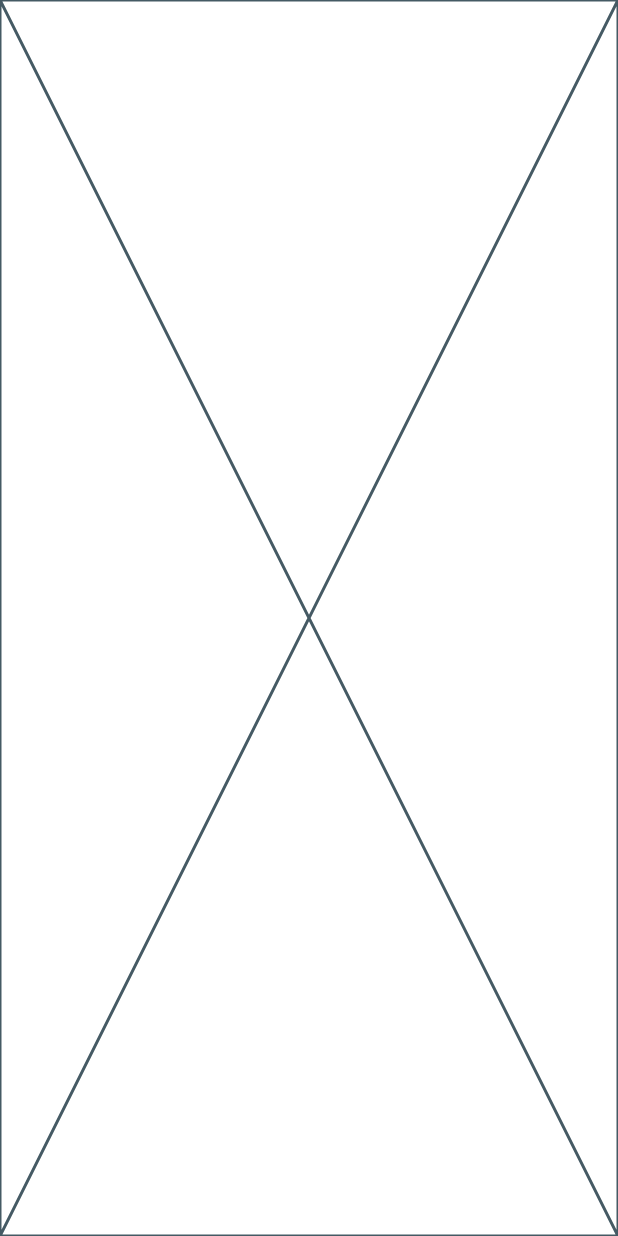
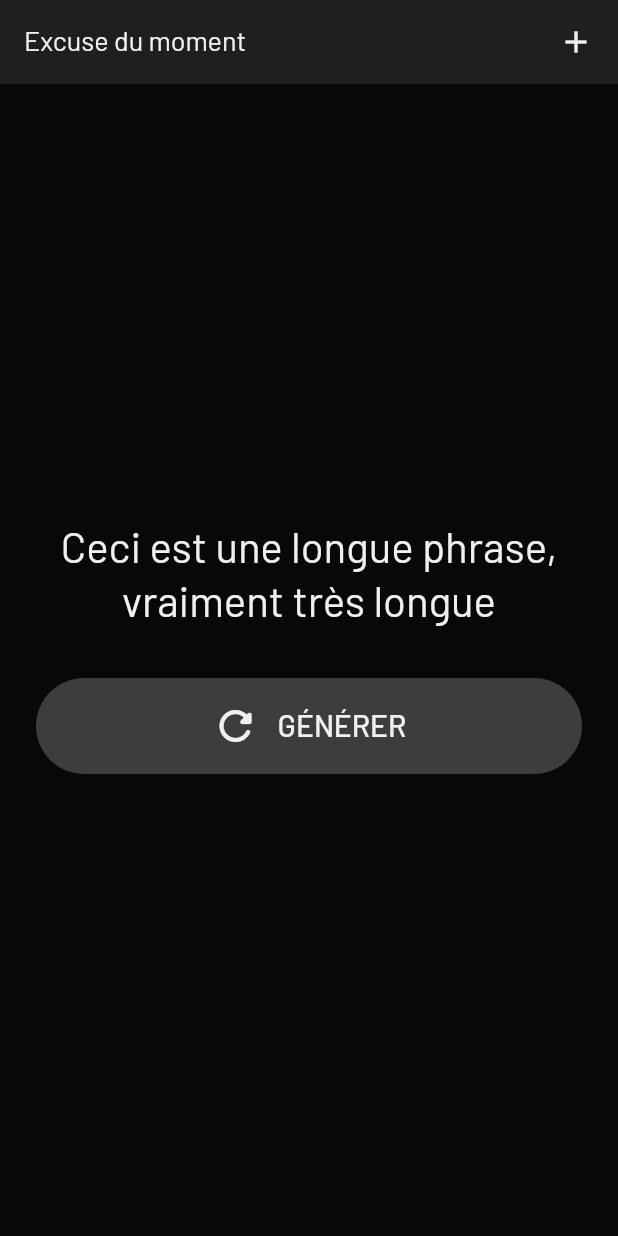
Before and after one commit to mregnauld/devexcuses, a Flutter app: the screen it shows after launch, on a phone screen of 412 x 824 dp. Run offline on Flutter 3.47's test engine with Material 2 defaults, Android fonts, the phone set to English and light mode, and no system bars; our stand-ins replace go_router; generated files the repository leaves out were written again.

Commit message:
Design des interfaces

```diff
--- /dev/null
+++ b/lib/core/design/theme/colors_data.dart
@@ -0,0 +1,16 @@
+import 'package:flutter/material.dart';
+
+class ColorsData
+{
+
+  static const background = Color(0xFF080808);
+  static const highlight = Color(0xFF1F1F1F);
+  static const buttonBackground = Color(0xFF3D3D3D);
+  static const inputBackground = Color(0xFF1F1F1F);
+  static const mainText = Color(0xFFF0F0F0);
+  static const mainIcon = Color(0xFFF0F0F0);
+  static const splash = Color(0x1AF0F0F0);
+  static const hintText = Color(0xFF707070);
+  static const textCursor = Color(0xFFA0A0A0);
+
+}
--- /dev/null
+++ b/lib/core/design/theme/dimensions_data.dart
@@ -0,0 +1,27 @@
+
+class DimensionsData
+{
+
+  // Page :
+  static const double pageHorizontalPadding = 24;
+  static const double pageTopPadding = 16;
+  static const double pageBottomPadding = 32;
+  static const double itemsGap = 16;
+  static const double validationGap = 32;
+
+  // Fonts :
+  static const double defaultFontSize = 18;
+
+  // Boutons :
+  static const double buttonCornerRadius = 32;
+  static const double buttonHorizontalPadding = 24;
+  static const double buttonVerticalPadding = 16;
+  static const double buttonTextSize = 20;
+
+  // Saisies :
+  static const double inputCornerRadius = 32;
+
+  // Icônes :
+  static const double defaultIconSize = 32;
+
+}
--- /dev/null
+++ b/lib/core/design/theme/typo_data.dart
@@ -0,0 +1,20 @@
+import 'package:flutter/material.dart';
+
+class TypoData
+{
+
+  static const _baseFamily = "Base";
+  static const _baseRegular = FontWeight.normal;
+  static const _baseMedium = FontWeight.w500;
+
+  static const normal = TextStyle(
+      fontFamily: _baseFamily,
+      fontWeight: _baseRegular,
+      height: 1.3);
+
+  static const button = TextStyle(
+      fontFamily: _baseFamily,
+      fontWeight: _baseMedium,
+      height: 1.3);
+
+}
--- /dev/null
+++ b/lib/core/design/widgets/appbar/appbar_basic.dart
@@ -0,0 +1,47 @@
+import 'package:devexcuses/core/design/theme/colors_data.dart';
+import 'package:devexcuses/core/design/widgets/buttons/appbar_button.dart';
+import 'package:devexcuses/core/design/widgets/icons/back_icon.dart';
+import 'package:devexcuses/core/design/widgets/text/styled_text.dart';
+import 'package:flutter/material.dart';
+import 'package:flutter/services.dart';
+import 'package:go_router/go_router.dart';
+
+class AppBarBasic extends AppBar
+{
+
+  AppBarBasic({
+    Key? key,
+    required BuildContext context,
+    String? label,
+    bool displayBack = false,
+    List<Widget>? actions,
+  }) : super(
+    key: key,
+    systemOverlayStyle: const SystemUiOverlayStyle(
+      statusBarColor: Colors.transparent,
+      statusBarIconBrightness: Brightness.light,
+      statusBarBrightness: Brightness.dark,
+    ),
+    backgroundColor: ColorsData.highlight,
+    foregroundColor: ColorsData.mainText,
+    elevation: 0,
+    leading: displayBack
+      ? AppBarButton.defaut(
+        icone: BackIcon.appbar(context: context),
+        onTap: () => context.pop(),
+      )
+      : null,
+    automaticallyImplyLeading: displayBack,
+    actions: actions,
+    title: GestureDetector(
+      onTapUp: (TapUpDetails tapUpDetails) {
+        if (displayBack)
+        {
+          context.pop();
+        }
+      },
+      child: StyledText(label ?? ""),
+    ),
+  );
+
+}
--- /dev/null
+++ b/lib/core/design/widgets/buttons/appbar_button.dart
@@ -0,0 +1,50 @@
+import 'package:devexcuses/core/design/theme/colors_data.dart';
+import 'package:flutter/material.dart';
+
+class AppBarButton extends StatelessWidget
+{
+
+  final Widget icone;
+  final Function() onTap;
+  final BuildContext? context;
+
+
+  const AppBarButton._internal({
+    Key? key,
+    required this.icone,
+    required this.onTap,
+    this.context,
+  }) : super(key: key);
+
+  factory AppBarButton.defaut({
+    Key? key,
+    required Widget icone,
+    required Function() onTap,
+    BuildContext? context})
+  {
+    return AppBarButton._internal(
+      key: key,
+      icone: icone,
+      onTap: onTap,
+      context: context,
+    );
+  }
+
+  @override
+  Widget build(BuildContext context) {
+    return SizedBox(
+      width: kToolbarHeight,
+      height: kToolbarHeight,
+      child: Material(
+        type: MaterialType.transparency,
+        child: InkWell(
+          borderRadius: BorderRadius.circular(kToolbarHeight / 2),
+          highlightColor: ColorsData.splash,
+          splashColor: ColorsData.splash,
+          onTap: onTap,
+          child: Center(child: icone),
+        ),
+      ),
+    );
+  }
+}
--- /dev/null
+++ b/lib/core/design/widgets/buttons/icon_text_button.dart
@@ -0,0 +1,84 @@
+import 'package:devexcuses/core/design/theme/colors_data.dart';
+import 'package:devexcuses/core/design/theme/dimensions_data.dart';
+import 'package:devexcuses/core/design/theme/typo_data.dart';
+import 'package:devexcuses/core/design/widgets/text/styled_text.dart';
+import 'package:flutter/material.dart';
+
+class IconTextButton extends StatelessWidget
+{
+
+  final Widget icon;
+  final String label;
+  final Function() onTap;
+  final Color backgroundColor;
+  final Color labelColor;
+  final double cornerRadius;
+
+
+  const IconTextButton._internal({
+    Key? key,
+    required this.icon,
+    required this.label,
+    required this.onTap,
+    required this.backgroundColor,
+    required this.labelColor,
+    required this.cornerRadius,
+  }) : super(key: key);
+
+  factory IconTextButton.defaut({
+    Key? key,
+    required Widget icon,
+    required String label,
+    required BuildContext context,
+    required Function() onTap})
+  {
+    return IconTextButton._internal(
+      key: key,
+      icon: icon,
+      label: label,
+      onTap: onTap,
+      backgroundColor: ColorsData.buttonBackground,
+      labelColor: ColorsData.mainText,
+      cornerRadius: DimensionsData.buttonCornerRadius,
+    );
+  }
+
+  @override
+  Widget build(BuildContext context)
+  {
+    return Material(
+      borderRadius: BorderRadius.circular(cornerRadius),
+      color: backgroundColor,
+      child: InkWell(
+        borderRadius: BorderRadius.circular(cornerRadius),
+        onTap: onTap,
+        highlightColor: ColorsData.splash,
+        splashColor: ColorsData.splash,
+        child: Padding(
+          padding: const EdgeInsets.symmetric(
+            horizontal: DimensionsData.buttonHorizontalPadding,
+            vertical: DimensionsData.buttonVerticalPadding,
+          ),
+          child: Row(
+            mainAxisSize: MainAxisSize.max,
+            mainAxisAlignment: MainAxisAlignment.center,
+            crossAxisAlignment: CrossAxisAlignment.center,
+            children: [
+              icon,
+              const SizedBox(width: 12),
+              Flexible(
+                child: StyledText(
+                  label,
+                  color: labelColor,
+                  typo: TypoData.button,
+                  fontSize: DimensionsData.buttonTextSize,
+                ),
+              ),
+            ],
+          ),
+        ),
+      ),
+    );
+  }
+
+}
--- /dev/null
+++ b/lib/core/design/widgets/icons/plus_icon.dart
@@ -0,0 +1,52 @@
+import 'package:devexcuses/core/design/theme/colors_data.dart';
+import 'package:devexcuses/core/design/theme/dimensions_data.dart';
+import 'package:flutter/material.dart';
+
+class PlusIcon extends StatelessWidget
+{
+
+  final Color color;
+  final double? size;
+
+
+  const PlusIcon._internal({
+    super.key,
+    required this.color,
+    required this.size,
+  }) ;
+
+  factory PlusIcon.appbar({
+    Key? key,
+    required BuildContext context,
+  })
+  {
+    return PlusIcon._internal(
+      key: key,
+      color: ColorsData.mainIcon,
+      size: null,
+    );
+  }
+
+  factory PlusIcon.button({
+    Key? key,
+    required BuildContext context,
+  })
+  {
+    return PlusIcon._internal(
+      key: key,
+      color: ColorsData.mainIcon,
+      size: DimensionsData.defaultIconSize,
+    );
+  }
+
+  @override
+  Widget build(BuildContext context)
+  {
+    return Icon(
+      Icons.add,
+      color: color,
+      size: size,
+    );
+  }
+
+}
--- /dev/null
+++ b/lib/core/design/widgets/icons/refresh_icon.dart
@@ -0,0 +1,40 @@
+import 'package:devexcuses/core/design/theme/colors_data.dart';
+import 'package:devexcuses/core/design/theme/dimensions_data.dart';
+import 'package:flutter/material.dart';
+
+class RefreshIcon extends StatelessWidget
+{
+
+  final Color color;
+  final double? size;
+
+
+  const RefreshIcon._internal({
+    super.key,
+    required this.color,
+    required this.size,
+  }) ;
+
+  factory RefreshIcon.button({
+    Key? key,
+    required BuildContext context,
+  })
+  {
+    return RefreshIcon._internal(
+      key: key,
+      color: ColorsData.mainIcon,
+      size: DimensionsData.defaultIconSize,
+    );
+  }
+
+  @override
+  Widget build(BuildContext context)
+  {
+    return Icon(
+      Icons.refresh_rounded,
+      color: color,
+      size: size,
+    );
+  }
+
+}
--- /dev/null
+++ b/lib/core/design/widgets/text/styled_text.dart
@@ -0,0 +1,44 @@
+import 'package:devexcuses/core/design/theme/colors_data.dart';
+import 'package:devexcuses/core/design/theme/dimensions_data.dart';
+import 'package:devexcuses/core/design/theme/typo_data.dart';
+import 'package:flutter/material.dart';
+
+class StyledText extends StatelessWidget
+{
+
+  final String text;
+  final TextAlign textAlign;
+  final TextStyle? typo;
+  final Color? color;
+  final double? fontSize;
+  final int? maxLines;
+
+
+  const StyledText( this.text, {
+    super.key,
+    this.textAlign = TextAlign.start,
+    this.typo,
+    this.color,
+    this.fontSize,
+    this.maxLines,
+  });
+
+  @override
+  Widget build(BuildContext context)
+  {
+    final fontSize = this.fontSize ?? DimensionsData.defaultFontSize;
+    return Transform.translate(
+      offset: Offset(0, - 0.2 - fontSize * 0.08),
+      child: Text(
+        text,
+        textAlign: textAlign,
+        maxLines: maxLines,
+        style: (typo ?? TypoData.normal).copyWith(
+          color: color ?? ColorsData.mainText,
+          fontSize: fontSize,
+        ),
+      ),
+    );
+  }
+
+}
--- a/lib/core/translations/app_fr.arb
+++ b/lib/core/translations/app_fr.arb
@@ -1,5 +1,13 @@
 {
 
-  "app": "Dev Excuses"
+  "app": "Dev Excuses",
+
+  "random_title": "Excuse du moment",
+  "random_generate": "GÉNÉRER",
+
+  "add_excuse_title": "Ajouter une excuse",
+  "add_excuse_message": "Saisissez votre nouvelle excuse\u00A0:",
+  "add_excuse_hint": "Votre excuse",
+  "add_excuse_submit": "AJOUTER"
 
 }
--- a/lib/features/random/presentation/pages/random_page.dart
+++ b/lib/features/random/presentation/pages/random_page.dart
@@ -1,4 +1,16 @@
+import 'package:devexcuses/core/design/theme/colors_data.dart';
+import 'package:devexcuses/core/design/theme/dimensions_data.dart';
+import 'package:devexcuses/core/design/theme/typo_data.dart';
+import 'package:devexcuses/core/design/widgets/appbar/appbar_basic.dart';
+import 'package:devexcuses/core/design/widgets/buttons/appbar_button.dart';
+import 'package:devexcuses/core/design/widgets/buttons/icon_text_button.dart';
+import 'package:devexcuses/core/design/widgets/icons/plus_icon.dart';
+import 'package:devexcuses/core/design/widgets/icons/refresh_icon.dart';
+import 'package:devexcuses/core/design/widgets/text/styled_text.dart';
+import 'package:devexcuses/core/routes/app_router.dart';
+import 'package:devexcuses/core/translations/l10n.dart';
 import 'package:flutter/material.dart';
+import 'package:go_router/go_router.dart';
 
 class RandomPage extends StatelessWidget
 {
@@ -8,7 +20,52 @@ class RandomPage extends StatelessWidget
   @override
   Widget build(BuildContext context)
   {
-    return const Placeholder();
+    return Scaffold(
+      backgroundColor: ColorsData.background,
+      appBar: AppBarBasic(
+        context: context,
+        label: L10n.get(context).random_title,
+        actions: [
+          AppBarButton.defaut(
+            icone: PlusIcon.appbar(context: context),
+            onTap: () => context.pushNamed(AppRouter.addExcusePage),
+          ),
+        ],
+      ),
+      body: Padding(
+        padding: const EdgeInsets.fromLTRB(
+          DimensionsData.pageHorizontalPadding,
+          DimensionsData.pageTopPadding,
+          DimensionsData.pageHorizontalPadding,
+          DimensionsData.pageBottomPadding,
+        ),
+        child: Center(
+          child: Column(
+            mainAxisSize: MainAxisSize.max,
+            mainAxisAlignment: MainAxisAlignment.center,
+            crossAxisAlignment: CrossAxisAlignment.center,
+            children: [
+
+              const StyledText(
+                "Ceci est une longue phrase, vraiment très longue",
+                typo: TypoData.normal,
+                textAlign: TextAlign.center,
+                fontSize: 28,
+              ),
+
+              const SizedBox(height: DimensionsData.validationGap),
+
+              IconTextButton.defaut(
+                icon: RefreshIcon.button(context: context),
+                label: L10n.get(context).random_generate,
+                context: context,
+                onTap: () {},
+              ),
+            ],
+          ),
+        ),
+      ),
+    );
   }
 
 }
```
Also changed, not shown: lib/core/design/widgets/icons/back_icon.dart (added, +51 -0 lines), lib/core/design/widgets/inputs/basic_text_form_field.dart (added, +99 -0 lines), lib/features/add/presentation/pages/add_excuse_page.dart (+72 -4 lines), pubspec.yaml (+9 -17 lines), assets/fonts/barlow_medium.ttf (added), assets/fonts/barlow_regular.ttf (added).
